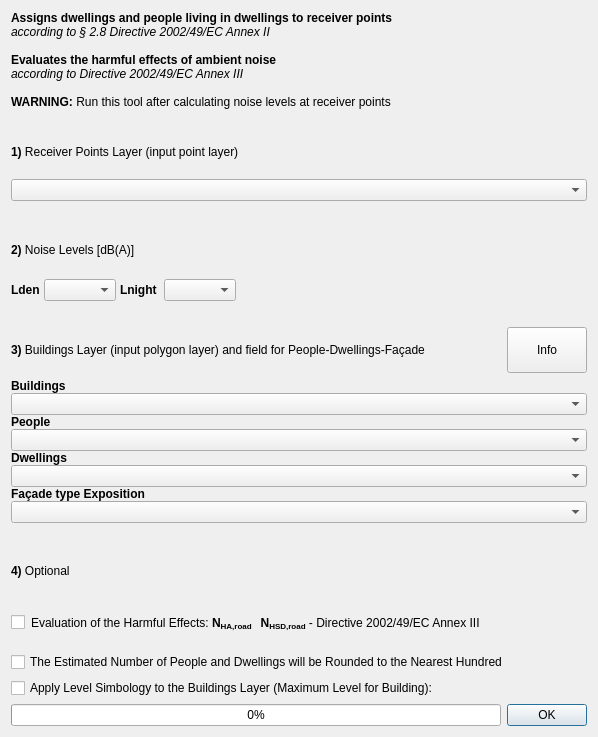
The window that tools/ui_NoiseExposure.ui (pierluigiderosa/openoise) describes before a commit, drawn with Qt 5.
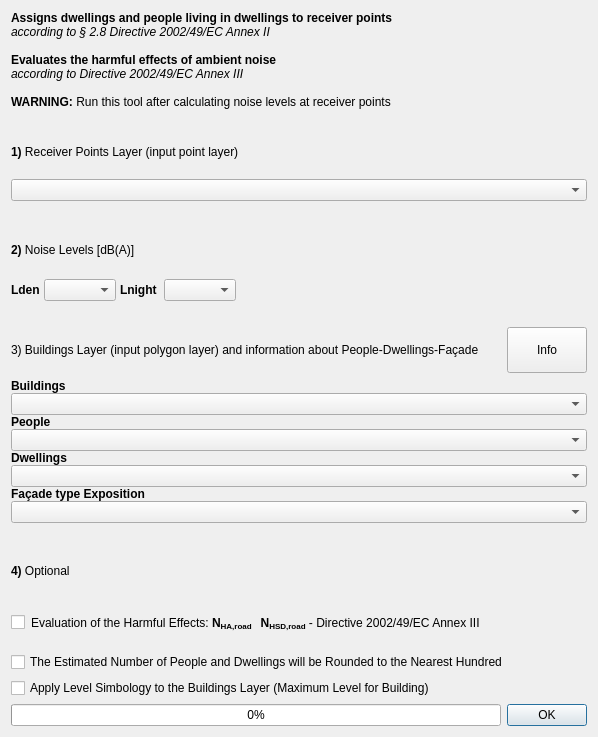
The same window after the commit. Custom widgets are drawn as their Qt base class.

Commit message: - fixed some italian translation - fixed some gui

```diff
--- a/tools/ui_NoiseExposure.ui
+++ b/tools/ui_NoiseExposure.ui
@@ -194,7 +194,7 @@
         </sizepolicy>
        </property>
        <property name="text">
-        <string>&lt;html&gt;&lt;head/&gt;&lt;body&gt;&lt;p&gt;&lt;span style=&quot; font-weight:600;&quot;&gt;3) &lt;/span&gt;Buildings Layer (input polygon layer) and field for People-Dwellings-Façade&lt;/p&gt;&lt;/body&gt;&lt;/html&gt;</string>
+        <string>&lt;html&gt;&lt;head/&gt;&lt;body&gt;&lt;p&gt;3) Buildings Layer (input polygon layer) and information about People-Dwellings-Façade&lt;/p&gt;&lt;/body&gt;&lt;/html&gt;</string>
        </property>
       </widget>
      </item>
@@ -406,7 +406,7 @@
    <item>
     <widget class="QCheckBox" name="applyNoiseSimbology">
      <property name="text">
-      <string>Apply Level Simbology to the Buildings Layer (Maximum Level for Building):</string>
+      <string>Apply Level Simbology to the Buildings Layer (Maximum Level for Building)</string>
      </property>
     </widget>
    </item>
```
The commit also changes 4 other files.
